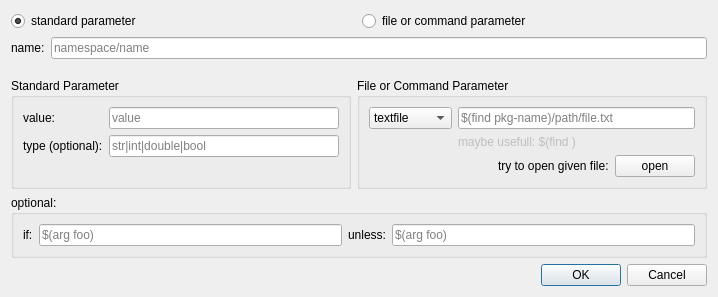
Above: rxDev/src/tagItems/parameterEdit.ui from songxuchao/rxdeveloper-ros-pkg before the change. Below: the same form after it.
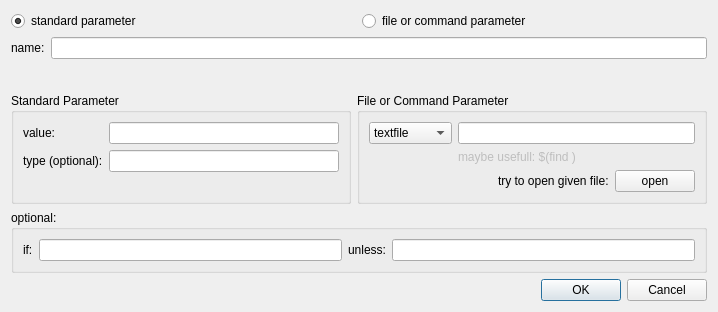
That is the form after the change. Icons and pictures are not drawn.

Diff of the .ui file:
```diff
--- a/rxDev/src/tagItems/parameterEdit.ui
+++ b/rxDev/src/tagItems/parameterEdit.ui
@@ -7,7 +7,7 @@
     <x>0</x>
     <y>0</y>
     <width>718</width>
-    <height>297</height>
+    <height>312</height>
    </rect>
   </property>
   <property name="windowTitle">
@@ -57,7 +57,7 @@
         <string/>
        </property>
        <property name="placeholderText">
-        <string>namespace/name</string>
+        <string/>
        </property>
       </widget>
      </item>
@@ -81,9 +81,12 @@
       </item>
       <item row="0" column="1">
        <widget class="QLineEdit" name="lineEdit_value">
-        <property name="placeholderText">
+        <property name="toolTip">
          <string>value</string>
         </property>
+        <property name="placeholderText">
+         <string/>
+        </property>
        </widget>
       </item>
       <item row="2" column="0">
@@ -95,12 +98,15 @@
       </item>
       <item row="2" column="1">
        <widget class="QLineEdit" name="lineEdit_type">
-        <property name="inputMask">
-         <string/>
-        </property>
-        <property name="placeholderText">
+        <property name="toolTip">
          <string>str|int|double|bool</string>
         </property>
+        <property name="inputMask">
+         <string/>
+        </property>
+        <property name="placeholderText">
+         <string/>
+        </property>
        </widget>
       </item>
      </layout>
@@ -136,9 +142,12 @@
       </item>
       <item row="0" column="1">
        <widget class="QLineEdit" name="lineEdit_file">
-        <property name="placeholderText">
+        <property name="toolTip">
          <string>$(find pkg-name)/path/file.txt</string>
         </property>
+        <property name="placeholderText">
+         <string/>
+        </property>
        </widget>
       </item>
       <item row="1" column="1">
@@ -200,9 +209,12 @@
       </item>
       <item row="0" column="1">
        <widget class="QLineEdit" name="lineEdit_if">
-        <property name="placeholderText">
+        <property name="toolTip">
          <string>$(arg foo)</string>
         </property>
+        <property name="placeholderText">
+         <string/>
+        </property>
        </widget>
       </item>
       <item row="0" column="2">
@@ -214,9 +226,12 @@
       </item>
       <item row="0" column="3">
        <widget class="QLineEdit" name="lineEdit_unless">
-        <property name="placeholderText">
+        <property name="toolTip">
          <string>$(arg foo)</string>
         </property>
+        <property name="placeholderText">
+         <string/>
+        </property>
        </widget>
       </item>
      </layout>
```
Left out of the diff: 3 changed lines with no effect on the pictures.
